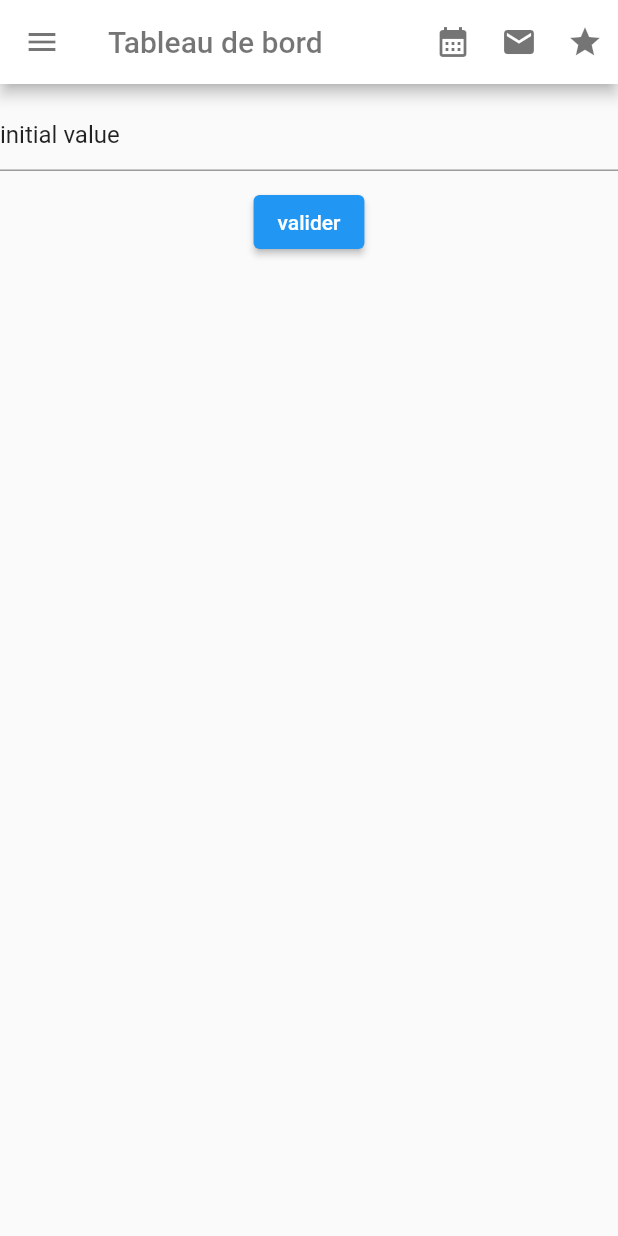
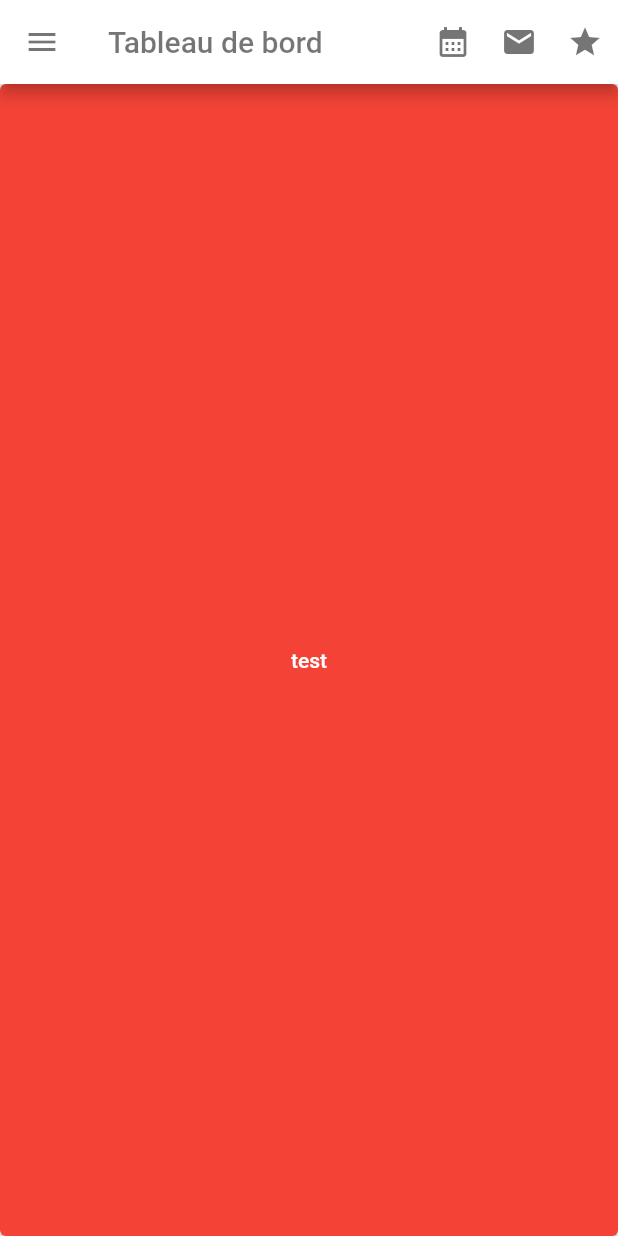
Before and after one commit to Blazt/flutter-formation, a Flutter app: the screen it shows after launch, on a phone screen of 412 x 824 dp. Run offline on Flutter 3.47's test engine with Material 2 defaults, Android fonts, the phone set to English and light mode, and no system bars.

```diff
--- a/lib/main.dart
+++ b/lib/main.dart
@@ -71,61 +71,62 @@ class AppBarIcon extends StatelessWidget {
 }
 
 class Content extends StatelessWidget {
-  String sentence = "";
-  final GlobalKey<FormState> _formKey = GlobalKey<FormState>();
+  final GlobalKey<NavigatorState> _navigatorKey = GlobalKey<NavigatorState>();
 
   Content({super.key});
 
   @override
   Widget build(BuildContext context) {
-    return Form(
-        key: _formKey,
-        child: Column(children: [
-          const SizedBox(height: 10),
-          TextFormField(
-            initialValue: "initial value",
-            validator: (String? value) {
-              if (value == null || value.isEmpty) {
-                return 'Please enter some text';
-              }
-              return null;
-            },
-          ),
-          const SizedBox(height: 10),
-          ElevatedButton(
-              onPressed: () {
-                if (_formKey.currentState!.validate()) {
-                  ScaffoldMessenger.of(context).showSnackBar(
-                    _getDialog(context),
-                  );
-                } else {
-                  print("passe pas");
-                }
-              },
-              child: const Text("valider"))
-        ]));
+    return Navigator(
+      key: _navigatorKey,
+      initialRoute: "/",
+      onGenerateRoute: (RouteSettings settings) {
+        print(settings.name);
+        return MaterialPageRoute(builder: (BuildContext context) {
+          return _getRoutes()[settings.name]!;
+        });
+      },
+    );
   }
 
-  SnackBar _getDialog(BuildContext context) {
-    return SnackBar(
-        content: const Text('Processing Data'),
-        duration: const Duration(seconds: 5),
-        action: SnackBarAction(
-            label: "Undo",
-            onPressed: () async {
-              await showDialog(
-                  context: context,
-                  builder: (BuildContext context) {
-                    return AlertDialog(
-                        title: const Text("Warning !"),
-                        content: ElevatedButton(
-                          child: const Text("Valider !"),
-                          onPressed: () {
-                            Navigator.of(context).pop("grgr");
-                          },
-                        ));
-                  });
-              print("test");
-            }));
+  Map<String, Widget> _getRoutes() {
+    return <String, Widget>{
+      "/": FirstScreen(navigatorKey: _navigatorKey),
+      "/second": SecondScreen(navigatorKey: _navigatorKey),
+    };
   }
 }
+
+class FirstScreen extends StatelessWidget {
+  final GlobalKey<NavigatorState> navigatorKey;
+
+  const FirstScreen({required this.navigatorKey, super.key});
+
+  @override
+  Widget build(BuildContext context) {
+    return ElevatedButton(
+        onPressed: () async {
+          final result =
+              await navigatorKey.currentState!.pushNamed("/second") as int;
+          print(result);
+        },
+        style: ElevatedButton.styleFrom(backgroundColor: Colors.red),
+        child: Text("test"));
+  }
+}
+
+class SecondScreen extends StatelessWidget {
+  final GlobalKey<NavigatorState> navigatorKey;
+
+  const SecondScreen({required this.navigatorKey, super.key});
+
+  @override
+  Widget build(BuildContext context) {
+    return ElevatedButton(
+        onPressed: () {
+          navigatorKey.currentState!.pop(123);
+        },
+        style: ElevatedButton.styleFrom(backgroundColor: Colors.blue),
+        child: Text("test"));
+  }
+}
```
